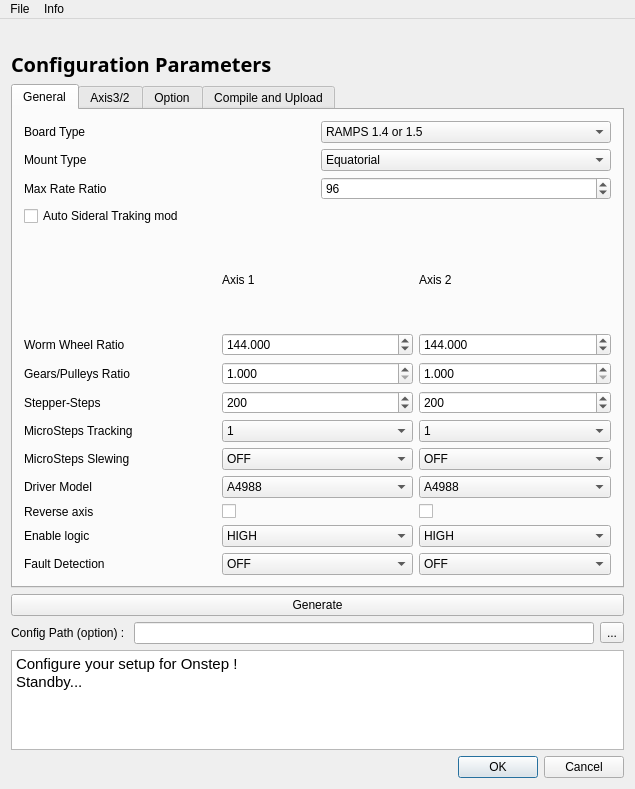
First picture: the form in configurator.ui, repository dragonlost/Onstep_Generator, before the edit.
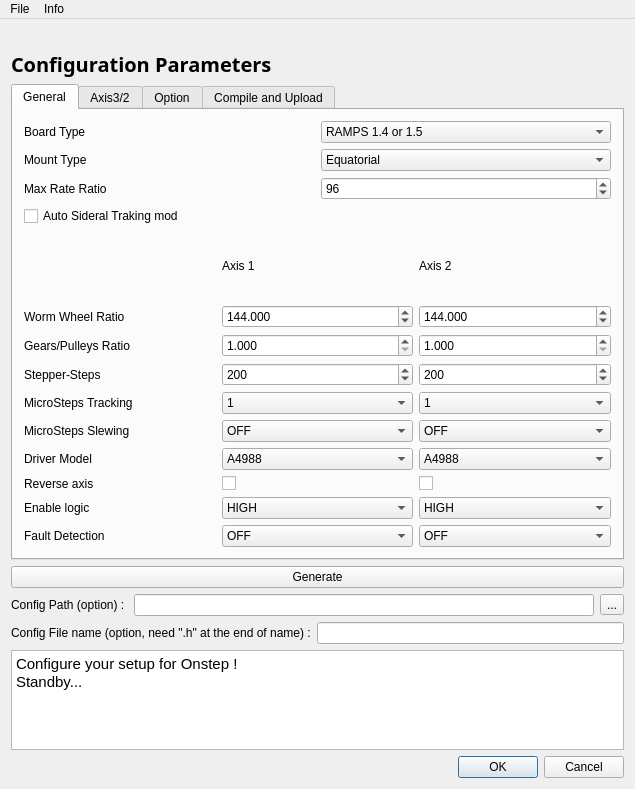
Second picture: the form after the edit. Icons and pictures are not drawn.

The edit to the form file:
```diff
--- a/configurator.ui
+++ b/configurator.ui
@@ -2638,6 +2638,20 @@
         </item>
        </layout>
       </item>
+      <item>
+       <layout class="QHBoxLayout" name="horizontalLayout_27">
+        <item>
+         <widget class="QLabel" name="label_52">
+          <property name="text">
+           <string>Config File name (option, need &quot;.h&quot; at the end of name) :</string>
+          </property>
+         </widget>
+        </item>
+        <item>
+         <widget class="QLineEdit" name="name_lineEdit"/>
+        </item>
+       </layout>
+      </item>
       <item>
        <widget class="QTextBrowser" name="prompt_textbrowser">
         <property name="maximumSize">
```
